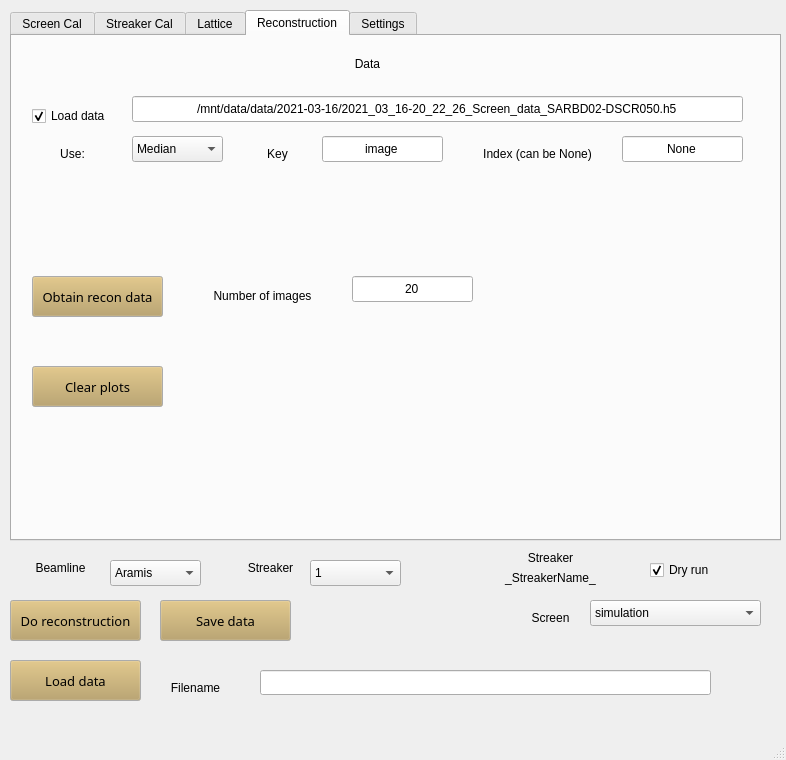
Old version of the form GUI.ui in the repository pdijksta/WakefieldAnalysis.
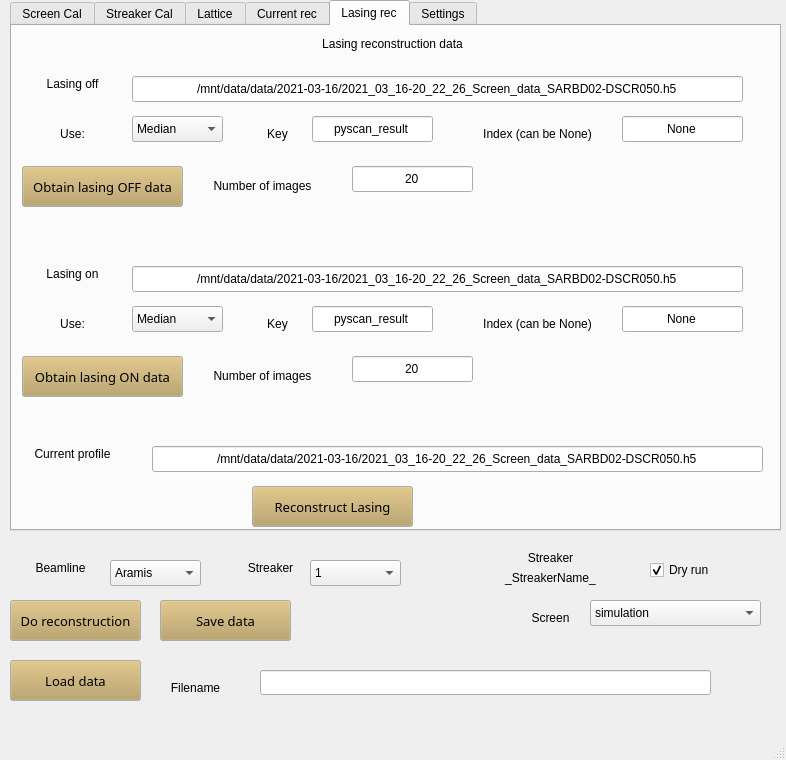
New version of the form.

```diff
--- a/GUI.ui
+++ b/GUI.ui
@@ -18,13 +18,13 @@
     <property name="geometry">
      <rect>
       <x>10</x>
-      <y>10</y>
+      <y>0</y>
       <width>771</width>
       <height>531</height>
      </rect>
     </property>
     <property name="currentIndex">
-     <number>3</number>
+     <number>4</number>
     </property>
     <widget class="QWidget" name="Calibration">
      <attribute name="title">
@@ -1227,7 +1227,7 @@
     </widget>
     <widget class="QWidget" name="tab_3">
      <attribute name="title">
-      <string>Reconstruction</string>
+      <string>Current rec</string>
      </attribute>
      <widget class="QLineEdit" name="ReconstructionDataLoad">
       <property name="geometry">
@@ -1525,6 +1525,561 @@
       </property>
      </widget>
     </widget>
+    <widget class="QWidget" name="tab_4">
+     <attribute name="title">
+      <string>Lasing rec</string>
+     </attribute>
+     <widget class="QPushButton" name="ObtainLasingOnData">
+      <property name="geometry">
+       <rect>
+        <x>10</x>
+        <y>330</y>
+        <width>161</width>
+        <height>41</height>
+       </rect>
+      </property>
+      <property name="palette">
+       <palette>
+        <active>
+         <colorrole role="Button">
+          <brush brushstyle="SolidPattern">
+           <color alpha="255">
+            <red>183</red>
+            <green>157</green>
+            <blue>92</blue>
+           </color>
+          </brush>
+         </colorrole>
+        </active>
+        <inactive>
+         <colorrole role="Button">
+          <brush brushstyle="SolidPattern">
+           <color alpha="255">
+            <red>183</red>
+            <green>157</green>
+            <blue>92</blue>
+           </color>
+          </brush>
+         </colorrole>
+        </inactive>
+        <disabled>
+         <colorrole role="Button">
+          <brush brushstyle="SolidPattern">
+           <color alpha="255">
+            <red>183</red>
+            <green>157</green>
+            <blue>92</blue>
+           </color>
+          </brush>
+         </colorrole>
+        </disabled>
+       </palette>
+      </property>
+      <property name="font">
+       <font>
+        <family>Sans Serif</family>
+        <pointsize>10</pointsize>
+       </font>
+      </property>
+      <property name="text">
+       <string>Obtain lasing ON data</string>
+      </property>
+     </widget>
+     <widget class="QLabel" name="label_55">
+      <property name="geometry">
+       <rect>
+        <x>30</x>
+        <y>100</y>
+        <width>61</width>
+        <height>16</height>
+       </rect>
+      </property>
+      <property name="text">
+       <string>Use:</string>
+      </property>
+      <property name="alignment">
+       <set>Qt::AlignCenter</set>
+      </property>
+     </widget>
+     <widget class="QLineEdit" name="LasingOffDataLoadIndex">
+      <property name="geometry">
+       <rect>
+        <x>610</x>
+        <y>90</y>
+        <width>121</width>
+        <height>26</height>
+       </rect>
+      </property>
+      <property name="text">
+       <string>None</string>
+      </property>
+      <property name="alignment">
+       <set>Qt::AlignCenter</set>
+      </property>
+     </widget>
+     <widget class="QComboBox" name="LasingOffDataLoadUseSelect">
+      <property name="geometry">
+       <rect>
+        <x>120</x>
+        <y>90</y>
+        <width>91</width>
+        <height>26</height>
+       </rect>
+      </property>
+      <property name="currentIndex">
+       <number>0</number>
+      </property>
+      <item>
+       <property name="text">
+        <string>Median</string>
+       </property>
+      </item>
+      <item>
+       <property name="text">
+        <string>All</string>
+       </property>
+      </item>
+     </widget>
+     <widget class="QLabel" name="label_56">
+      <property name="geometry">
+       <rect>
+        <x>230</x>
+        <y>100</y>
+        <width>71</width>
+        <height>16</height>
+       </rect>
+      </property>
+      <property name="text">
+       <string>Key</string>
+      </property>
+      <property name="alignment">
+       <set>Qt::AlignCenter</set>
+      </property>
+     </widget>
+     <widget class="QLabel" name="label_57">
+      <property name="geometry">
+       <rect>
+        <x>280</x>
+        <y>10</y>
+        <width>201</width>
+        <height>16</height>
+       </rect>
+      </property>
+      <property name="text">
+       <string>Lasing reconstruction data</string>
+      </property>
+      <property name="alignment">
+       <set>Qt::AlignCenter</set>
+      </property>
+     </widget>
+     <widget class="QLineEdit" name="LasingOffDataLoad">
+      <property name="geometry">
+       <rect>
+        <x>120</x>
+        <y>50</y>
+        <width>611</width>
+        <height>26</height>
+       </rect>
+      </property>
+      <property name="text">
+       <string>/mnt/data/data/2021-03-16/2021_03_16-20_22_26_Screen_data_SARBD02-DSCR050.h5</string>
+      </property>
+      <property name="alignment">
+       <set>Qt::AlignCenter</set>
+      </property>
+     </widget>
+     <widget class="QLineEdit" name="LasingOnDataLoadKey">
+      <property name="geometry">
+       <rect>
+        <x>300</x>
+        <y>280</y>
+        <width>121</width>
+        <height>26</height>
+       </rect>
+      </property>
+      <property name="text">
+       <string>pyscan_result</string>
+      </property>
+      <property name="alignment">
+       <set>Qt::AlignCenter</set>
+      </property>
+     </widget>
+     <widget class="QLabel" name="label_58">
+      <property name="geometry">
+       <rect>
+        <x>190</x>
+        <y>150</y>
+        <width>121</width>
+        <height>20</height>
+       </rect>
+      </property>
+      <property name="text">
+       <string>Number of images</string>
+      </property>
+      <property name="alignment">
+       <set>Qt::AlignCenter</set>
+      </property>
+     </widget>
+     <widget class="QLabel" name="label_59">
+      <property name="geometry">
+       <rect>
+        <x>450</x>
+        <y>100</y>
+        <width>151</width>
+        <height>16</height>
+       </rect>
+      </property>
+      <property name="text">
+       <string>Index (can be None)</string>
+      </property>
+      <property name="alignment">
+       <set>Qt::AlignCenter</set>
+      </property>
+     </widget>
+     <widget class="QLineEdit" name="LasingOffNumberImages">
+      <property name="geometry">
+       <rect>
+        <x>340</x>
+        <y>140</y>
+        <width>121</width>
+        <height>26</height>
+       </rect>
+      </property>
+      <property name="text">
+       <string>20</string>
+      </property>
+      <property name="alignment">
+       <set>Qt::AlignCenter</set>
+      </property>
+     </widget>
+     <widget class="QLabel" name="label_60">
+      <property name="geometry">
+       <rect>
+        <x>30</x>
+        <y>50</y>
+        <width>61</width>
+        <height>16</height>
+       </rect>
+      </property>
+      <property name="text">
+       <string>Lasing off</string>
+      </property>
+      <property name="alignment">
+       <set>Qt::AlignCenter</set>
+      </property>
+     </widget>
+     <widget class="QLineEdit" name="LasingOnNumberImages">
+      <property name="geometry">
+       <rect>
+        <x>340</x>
+        <y>330</y>
+        <width>121</width>
+        <height>26</height>
+       </rect>
+      </property>
+      <property name="text">
+       <string>20</string>
+      </property>
+      <property name="alignment">
+       <set>Qt::AlignCenter</set>
+      </property>
+     </widget>
+     <widget class="QPushButton" name="ObtainLasingOffData">
+      <property name="geometry">
+       <rect>
+        <x>10</x>
+        <y>140</y>
+        <width>161</width>
+        <height>41</height>
+       </rect>
+      </property>
+      <property name="palette">
+       <palette>
+        <active>
+         <colorrole role="Button">
+          <brush brushstyle="SolidPattern">
+           <color alpha="255">
+            <red>183</red>
+            <green>157</green>
+            <blue>92</blue>
+           </color>
+          </brush>
+         </colorrole>
+        </active>
+        <inactive>
+         <colorrole role="Button">
+          <brush brushstyle="SolidPattern">
+           <color alpha="255">
+            <red>183</red>
+            <green>157</green>
+            <blue>92</blue>
+           </color>
+          </brush>
+         </colorrole>
+        </inactive>
+        <disabled>
+         <colorrole role="Button">
+          <brush brushstyle="SolidPattern">
+           <color alpha="255">
+            <red>183</red>
+            <green>157</green>
+            <blue>92</blue>
+           </color>
+          </brush>
+         </colorrole>
+        </disabled>
+       </palette>
+      </property>
+      <property name="font">
+       <font>
+        <family>Sans Serif</family>
+        <pointsize>10</pointsize>
+       </font>
+      </property>
+      <property name="text">
+       <string>Obtain lasing OFF data</string>
+      </property>
+     </widget>
+     <widget class="QLabel" name="label_66">
+      <property name="geometry">
+       <rect>
+        <x>230</x>
+        <y>290</y>
+        <width>71</width>
+        <height>16</height>
+       </rect>
+      </property>
+      <property name="text">
+       <string>Key</string>
+      </property>
+      <property name="alignment">
+       <set>Qt::AlignCenter</set>
+      </property>
+     </widget>
+     <widget class="QLineEdit" name="LasingOnDataLoadIndex">
+      <property name="geometry">
+       <rect>
+        <x>610</x>
+        <y>280</y>
+        <width>121</width>
+        <height>26</height>
+       </rect>
+      </property>
+      <property name="text">
+       <string>None</string>
+      </property>
+      <property name="alignment">
+       <set>Qt::AlignCenter</set>
+      </property>
+     </widget>
+     <widget class="QLabel" name="label_67">
+      <property name="geometry">
+       <rect>
+        <x>30</x>
+        <y>290</y>
+        <width>61</width>
+        <height>16</height>
+       </rect>
+      </property>
+      <property name="text">
+       <string>Use:</string>
+      </property>
+      <property name="alignment">
+       <set>Qt::AlignCenter</set>
+      </property>
+     </widget>
+     <widget class="QLineEdit" name="LasingOnDataLoad">
+      <property name="geometry">
+       <rect>
+        <x>120</x>
+        <y>240</y>
+        <width>611</width>
+        <height>26</height>
+       </rect>
+      </property>
+      <property name="text">
+       <string>/mnt/data/data/2021-03-16/2021_03_16-20_22_26_Screen_data_SARBD02-DSCR050.h5</string>
+      </property>
+      <property name="alignment">
+       <set>Qt::AlignCenter</set>
+      </property>
+     </widget>
+     <widget class="QLabel" name="label_68">
+      <property name="geometry">
+       <rect>
+        <x>30</x>
+        <y>240</y>
+        <width>61</width>
+        <height>16</height>
+       </rect>
+      </property>
+      <property name="text">
+       <string>Lasing on</string>
+      </property>
+      <property name="alignment">
+       <set>Qt::AlignCenter</set>
+      </property>
+     </widget>
+     <widget class="QLabel" name="label_69">
+      <property name="geometry">
+       <rect>
+        <x>190</x>
+        <y>340</y>
+        <width>121</width>
+        <height>20</height>
+       </rect>
+      </property>
+      <property name="text">
+       <string>Number of images</string>
+      </property>
+      <property name="alignment">
+       <set>Qt::AlignCenter</set>
+      </property>
+     </widget>
+     <widget class="QLabel" name="label_70">
+      <property name="geometry">
+       <rect>
+        <x>450</x>
+        <y>290</y>
+        <width>151</width>
+        <height>16</height>
+       </rect>
+      </property>
+      <property name="text">
+       <string>Index (can be None)</string>
+      </property>
+      <property name="alignment">
+       <set>Qt::AlignCenter</set>
+      </property>
+     </widget>
+     <widget class="QComboBox" name="LasingOnDataLoadUseSelect">
+      <property name="geometry">
+       <rect>
+        <x>120</x>
+        <y>280</y>
+        <width>91</width>
+        <height>26</height>
+       </rect>
+      </property>
+      <property name="currentIndex">
+       <number>0</number>
+      </property>
+      <item>
+       <property name="text">
+        <string>Median</string>
+       </property>
+      </item>
+      <item>
+       <property name="text">
+        <string>All</string>
+       </property>
+      </item>
+     </widget>
+     <widget class="QLineEdit" name="LasingOffDataLoadKey">
+      <property name="geometry">
+       <rect>
+        <x>300</x>
+        <y>90</y>
+        <width>121</width>
+        <height>26</height>
+       </rect>
+      </property>
+      <property name="text">
+       <string>pyscan_result</string>
+      </property>
+      <property name="alignment">
+       <set>Qt::AlignCenter</set>
+      </property>
+     </widget>
+     <widget class="QPushButton" name="ReconstructLasing">
+      <property name="geometry">
+       <rect>
+        <x>240</x>
+        <y>460</y>
+        <width>161</width>
+        <height>41</height>
+       </rect>
+      </property>
+      <property name="palette">
+       <palette>
+        <active>
+         <colorrole role="Button">
+          <brush brushstyle="SolidPattern">
+           <color alpha="255">
+            <red>183</red>
+            <green>157</green>
+            <blue>92</blue>
+           </color>
+          </brush>
+         </colorrole>
+        </active>
+        <inactive>
+         <colorrole role="Button">
+          <brush brushstyle="SolidPattern">
+           <color alpha="255">
+            <red>183</red>
+            <green>157</green>
+            <blue>92</blue>
+           </color>
+          </brush>
+         </colorrole>
+        </inactive>
+        <disabled>
+         <colorrole role="Button">
+          <brush brushstyle="SolidPattern">
+           <color alpha="255">
+            <red>183</red>
+            <green>157</green>
+            <blue>92</blue>
+           </color>
+          </brush>
+         </colorrole>
+        </disabled>
+       </palette>
+      </property>
+      <property name="font">
+       <font>
+        <family>Sans Serif</family>
+        <pointsize>10</pointsize>
+       </font>
+      </property>
+      <property name="text">
+       <string>Reconstruct Lasing</string>
+      </property>
+     </widget>
+     <widget class="QLabel" name="label_71">
+      <property name="geometry">
+       <rect>
+        <x>10</x>
+        <y>420</y>
+        <width>101</width>
+        <height>16</height>
+       </rect>
+      </property>
+      <property name="text">
+       <string>Current profile</string>
+      </property>
+      <property name="alignment">
+       <set>Qt::AlignCenter</set>
+      </property>
+     </widget>
+     <widget class="QLineEdit" name="LasingOnDataLoad_2">
+      <property name="geometry">
+       <rect>
+        <x>140</x>
+        <y>420</y>
+        <width>611</width>
+        <height>26</height>
+       </rect>
+      </property>
+      <property name="text">
+       <string>/mnt/data/data/2021-03-16/2021_03_16-20_22_26_Screen_data_SARBD02-DSCR050.h5</string>
+      </property>
+      <property name="alignment">
+       <set>Qt::AlignCenter</set>
+      </property>
+     </widget>
+    </widget>
     <widget class="QWidget" name="tab_2">
      <attribute name="title">
       <string>Settings</string>
```
